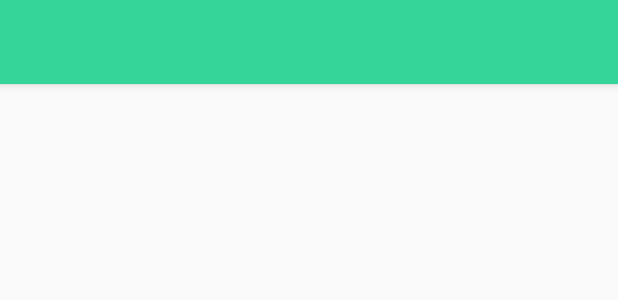
After one commit to changchingchi/Todos, an Android app: the layout activity_edit_item.xml on its own in the app's theme, with its tools: preview values and no code run, on a phone screen of 412 x 824 dp. The commit adds this screen. Shown: the top 300 px of the screen. Run offline under Robolectric (Android 15) with nearby library versions, the phone set to English and light mode, and no system bars.

Commit message:
abstract toolbar xml file and create EditItemActivity

```diff
--- a/app/src/main/AndroidManifest.xml
+++ b/app/src/main/AndroidManifest.xml
@@ -11,13 +11,14 @@
         <activity
             android:name=".MainActivity"
             android:label="@string/app_name"
-            android:theme="@style/AppTheme.NoActionBar">
+            android:theme="@style/AppTheme">
             <intent-filter>
                 <action android:name="android.intent.action.MAIN" />
 
                 <category android:name="android.intent.category.LAUNCHER" />
             </intent-filter>
         </activity>
+        <activity android:name=".EditItemActivity"></activity>
     </application>
 
 </manifest>
--- a/app/src/main/java/com/chchi/todo/MainActivity.java
+++ b/app/src/main/java/com/chchi/todo/MainActivity.java
@@ -1,5 +1,6 @@
 package com.chchi.todo;
 
+import android.content.Intent;
 import android.os.Bundle;
 import android.support.design.widget.FloatingActionButton;
 import android.support.design.widget.Snackbar;
@@ -28,8 +29,8 @@ public class MainActivity extends AppCompatActivity {
             public void onClick(View view) {
                 Snackbar.make(view, "Replace with your own action", Snackbar.LENGTH_LONG)
                         .setAction("Action", null).show();
-//                Intent intent = new Intent(MainActivity.this,EditItemActivity.class);
-//                startActivity(intent);
+                Intent intent = new Intent(MainActivity.this,EditItemActivity.class);
+                startActivity(intent);
             }
         });
     }
--- /dev/null
+++ b/app/src/main/res/layout/activity_edit_item.xml
@@ -0,0 +1,16 @@
+<?xml version="1.0" encoding="utf-8"?>
+<RelativeLayout xmlns:android="http://schemas.android.com/apk/res/android"
+    xmlns:tools="http://schemas.android.com/tools"
+    android:id="@+id/activity_edit_item"
+    android:layout_width="match_parent"
+    android:layout_height="match_parent"
+    tools:context="com.chchi.todo.EditItemActivity">
+    <android.support.design.widget.AppBarLayout
+        android:layout_width="match_parent"
+        android:layout_height="wrap_content"
+        android:theme="@style/AppTheme.AppBarOverlay">
+    <include layout="@layout/app_bar"/>
+    </android.support.design.widget.AppBarLayout>
+
+
+</RelativeLayout>
--- /dev/null
+++ b/app/src/main/res/layout/app_bar.xml
@@ -0,0 +1,12 @@
+<?xml version="1.0" encoding="utf-8"?>
+
+<android.support.v7.widget.Toolbar
+    xmlns:android="http://schemas.android.com/apk/res/android"
+    xmlns:app="http://schemas.android.com/apk/res-auto"
+    android:id="@+id/toolbar"
+    android:layout_width="match_parent"
+    android:layout_height="?attr/actionBarSize"
+    android:background="?attr/colorPrimary"
+    app:popupTheme="@style/AppTheme.PopupOverlay" >
+
+</android.support.v7.widget.Toolbar>
--- a/app/src/main/res/values/colors.xml
+++ b/app/src/main/res/values/colors.xml
@@ -2,5 +2,5 @@
 <resources>
     <color name="colorPrimary">#35d498</color>
     <color name="colorPrimaryDark">#2fac7d</color>
-    <color name="colorAccent">#FF4081</color>
+    <color name="colorAccent">#35d498</color>
 </resources>
--- a/app/src/main/res/values/styles.xml
+++ b/app/src/main/res/values/styles.xml
@@ -1,7 +1,7 @@
 <resources>
 
     <!-- Base application theme. -->
-    <style name="AppTheme" parent="Theme.AppCompat.Light.DarkActionBar">
+    <style name="AppTheme" parent="Theme.AppCompat.Light.NoActionBar">
         <!-- Customize your theme here. -->
         <item name="colorPrimary">@color/colorPrimary</item>
         <item name="colorPrimaryDark">@color/colorPrimaryDark</item>
```
Also changed, not shown: app/src/main/java/com/chchi/todo/EditItemActivity.java (added, +16 -0 lines), app/src/main/res/layout/activity_main.xml (+1 -7 lines).
